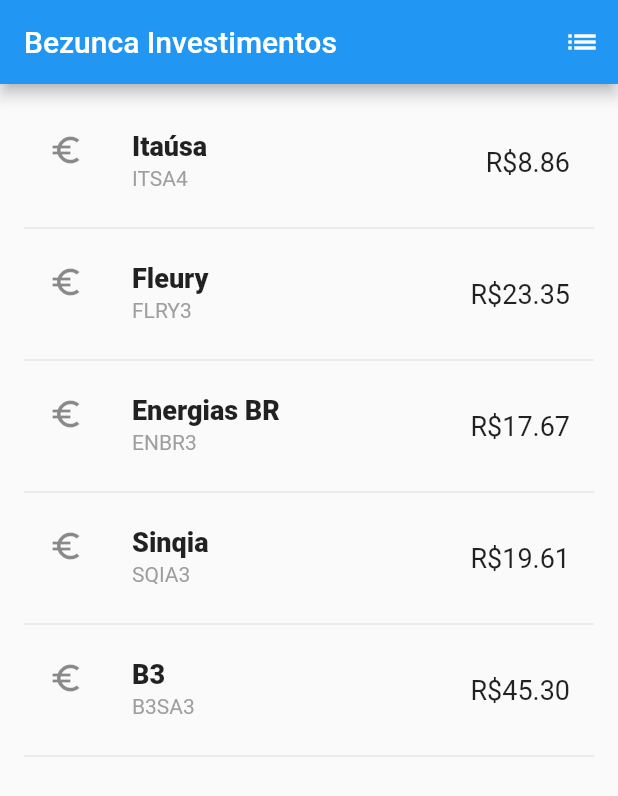
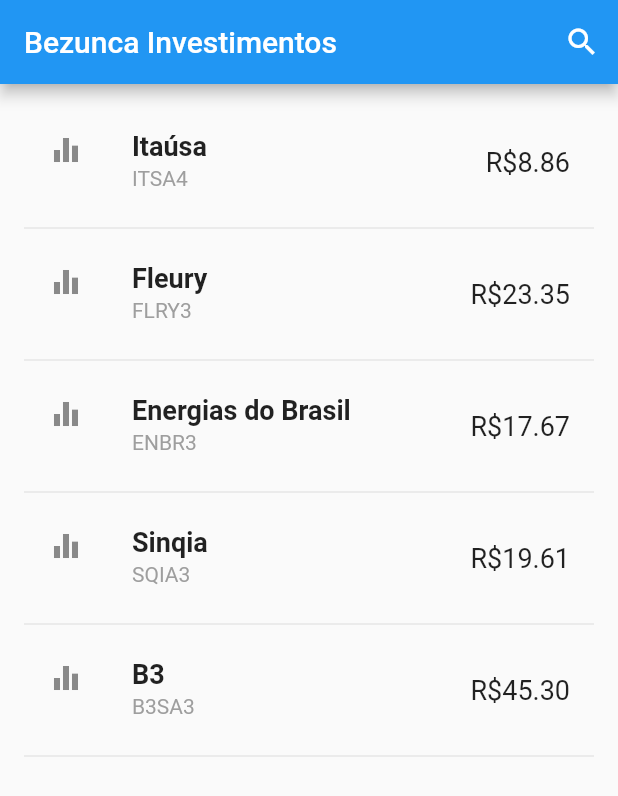
Before and after one commit to Bezunca/App, a Flutter app: the screen it shows after launch, on a phone screen of 412 x 824 dp. Shown: the top 796 px of the screen. Run offline on Flutter 3.47's test engine with Material 2 defaults, Android fonts, the phone set to English and light mode, and no system bars.

Commit message:
Removed extraneous code

```diff
--- a/lib/main.dart
+++ b/lib/main.dart
@@ -7,28 +7,24 @@ class MyApp extends StatelessWidget {
   @override
   Widget build(BuildContext context) {
     return MaterialApp(
-      title: "Bezunca Investimentos",
-      theme: ThemeData(
-        primaryColor: Colors.blue,
-      ),
-      home: RandomWords(),
+      title: "Bezunca",
+      home: Portfolio(),
     );
   }
 }
 
-class RandomWordsState extends State<RandomWords> {
+class PortfolioState extends State<Portfolio> {
   final _portfolio = <Asset>[
     Asset("Itaúsa", "ITSA4", 886),
     Asset("Fleury", "FLRY3", 2335),
-    Asset("Energias BR", "ENBR3", 1767),
+    Asset("Energias do Brasil", "ENBR3", 1767),
     Asset("Sinqia", "SQIA3", 1961),
     Asset("B3", "B3SA3", 4530),
   ];
-  final Set<Asset> _saved = Set<Asset>();
 
   // Fonts
   final _biggerFont =
-      const TextStyle(fontSize: 18.0, fontWeight: FontWeight.w900);
+      const TextStyle(fontSize: 18.0, fontWeight: FontWeight.bold);
   final _normalFont = const TextStyle(fontSize: 18.0);
   final _smallerFont = const TextStyle(fontSize: 14.0, color: Colors.grey);
 
@@ -38,41 +34,10 @@ class RandomWordsState extends State<RandomWords> {
       appBar: AppBar(
         title: Text("Bezunca Investimentos"),
         actions: <Widget>[
-          IconButton(icon: Icon(Icons.list), onPressed: _pushSaved),
+          IconButton(icon: Icon(Icons.search), onPressed: () => {}),
         ],
       ),
       body: _buildPortfolio(),
-    );
-  }
-
-  void _pushSaved() {
-    Navigator.of(context).push(
-      MaterialPageRoute<void>(
-        // Add 20 lines from here...
-        builder: (BuildContext context) {
-          final Iterable<ListTile> tiles = _saved.map(
-            (Asset asset) {
-              return ListTile(
-                title: Text(
-                  asset.name,
-                  style: _biggerFont,
-                ),
-              );
-            },
-          );
-          final List<Widget> divided = ListTile.divideTiles(
-            context: context,
-            tiles: tiles,
-          ).toList();
-
-          return Scaffold(
-            appBar: AppBar(
-              title: Text('Saved Suggestions'),
-            ),
-            body: ListView(children: divided),
-          );
-        },
-      ),
     );
   }
 
@@ -88,7 +53,6 @@ class RandomWordsState extends State<RandomWords> {
   }
 
   Widget _buildRow(Asset asset) {
-    final bool alreadySaved = _saved.contains(asset);
     return ListTile(
         title: Text(
           asset.name,
@@ -98,28 +62,15 @@ class RandomWordsState extends State<RandomWords> {
           asset.ticker,
           style: _smallerFont,
         ),
-      leading: Icon(
-        Icons.euro_symbol,
-        color: alreadySaved ? Colors.green : null,
-      ),
+        leading: Icon(Icons.equalizer),
         trailing: Text(
           asset.price,
           style: _normalFont,
-      ),
-      onTap: () {
-        setState(() {
-          if (alreadySaved) {
-            _saved.remove(asset);
-          } else {
-            _saved.add(asset);
-          }
-        });
-      },
-    );
+        ));
   }
 }
 
-class RandomWords extends StatefulWidget {
+class Portfolio extends StatefulWidget {
   @override
-  RandomWordsState createState() => RandomWordsState();
+  PortfolioState createState() => PortfolioState();
 }
```
Lines whose indentation alone changed are shown as unchanged.
